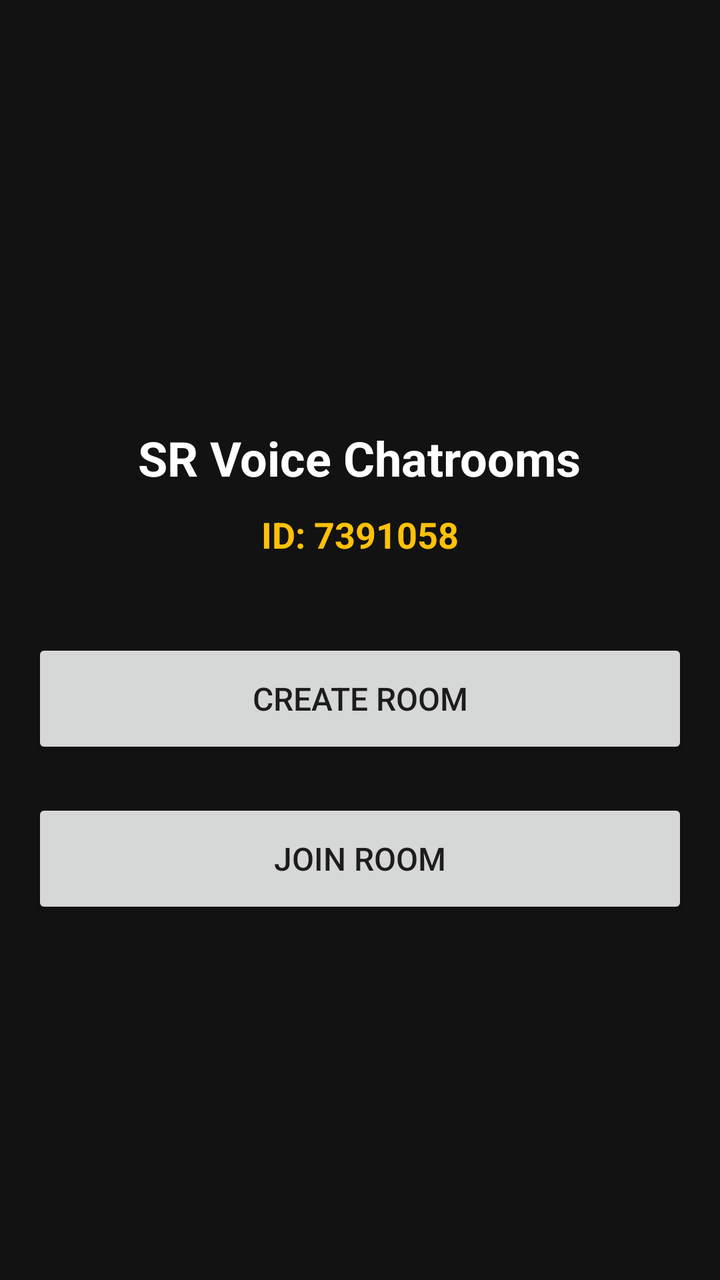
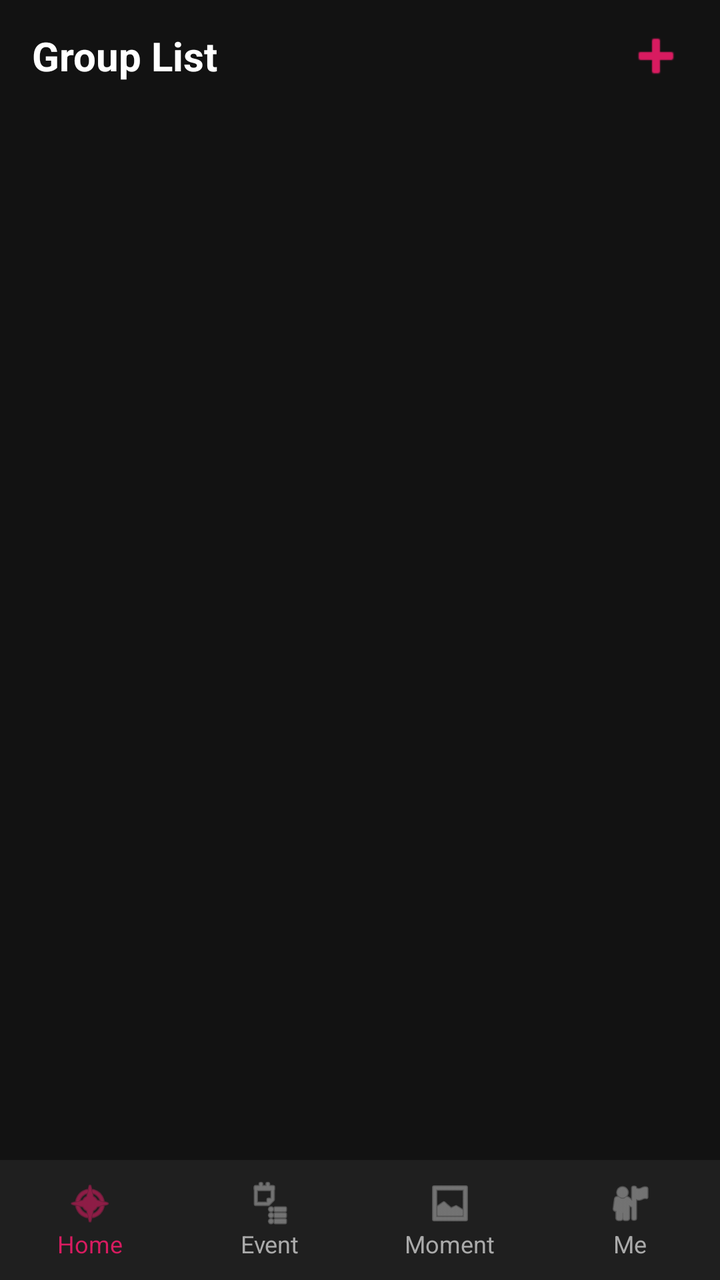

Two renders of the same Android screen: before a commit and after it. Below are the layout's source before the change and the commit's diff.
<!-- AndroidManifest.xml: application theme Theme.AppCompat.DayNight.NoActionBar -->
<!-- res/layout/activity_main.xml -->
<?xml version="1.0" encoding="utf-8"?>
<LinearLayout xmlns:android="http://schemas.android.com/apk/res/android"
    android:layout_width="match_parent"
    android:layout_height="match_parent"
    android:orientation="vertical"
    android:padding="16dp"
    android:background="#121212"
    android:gravity="center">

    <TextView
        android:layout_width="wrap_content"
        android:layout_height="wrap_content"
        android:text="SR Voice Chatrooms"
        android:textSize="24sp"
        android:textStyle="bold"
        android:textColor="#FFFFFF"
        android:layout_marginTop="32dp"
        android:layout_marginBottom="10dp" />

    <TextView
        android:id="@+id/userIdTextView"
        android:layout_width="wrap_content"
        android:layout_height="wrap_content"
        android:text="ID: 7391058"
        android:textSize="18sp"
        android:textStyle="bold"
        android:textColor="#FFC107"
        android:layout_marginBottom="40dp" />

    <Button
        android:id="@+id/createRoomButton"
        android:layout_width="match_parent"
        android:layout_height="60dp"
        android:text="CREATE ROOM"
        android:textSize="16sp"
        android:layout_marginBottom="20dp" />

    <Button
        android:id="@+id/joinRoomButton"
        android:layout_width="match_parent"
        android:layout_height="60dp"
        android:text="JOIN ROOM"
        android:textSize="16sp" />

</LinearLayout>
<!-- resources referenced by this layout -->
<resources>

</resources>

<!-- the commit's change to res/layout/activity_main.xml (unified diff, before → after) -->
@@ -1,45 +1,141 @@
 <?xml version="1.0" encoding="utf-8"?>
-<LinearLayout xmlns:android="http://schemas.android.com/apk/res/android"
+<RelativeLayout xmlns:android="http://schemas.android.com/apk/res/android"
+    xmlns:app="http://schemas.android.com/apk/res-auto"
     android:layout_width="match_parent"
     android:layout_height="match_parent"
-    android:orientation="vertical"
-    android:padding="16dp"
-    android:background="#121212"
-    android:gravity="center">
+    android:background="#121212">
 
-    <TextView
-        android:layout_width="wrap_content"
-        android:layout_height="wrap_content"
-        android:text="SR Voice Chatrooms"
-        android:textSize="24sp"
-        android:textStyle="bold"
-        android:textColor="#FFFFFF"
-        android:layout_marginTop="32dp"
-        android:layout_marginBottom="10dp" />
+    
+    <RelativeLayout
+        android:id="@+id/headerLayout"
+        android:layout_width="match_parent"
+        android:layout_height="56dp"
+        android:paddingHorizontal="16dp">
 
-    <TextView
-        android:id="@+id/userIdTextView"
-        android:layout_width="wrap_content"
-        android:layout_height="wrap_content"
-        android:text="ID: 7391058"
-        android:textSize="18sp"
-        android:textStyle="bold"
-        android:textColor="#FFC107"
-        android:layout_marginBottom="40dp" />
+        <TextView
+            android:layout_width="wrap_content"
+            android:layout_height="wrap_content"
+            android:layout_centerVertical="true"
+            android:text="Group List"
+            android:textColor="#FFFFFF"
+            android:textSize="20sp"
+            android:textStyle="bold" />
 
-    <Button
-        android:id="@+id/createRoomButton"
+        
+        <ImageView
+            android:id="@+id/btnCreateGroup"
+            android:layout_width="32dp"
+            android:layout_height="32dp"
+            android:layout_alignParentEnd="true"
+            android:layout_centerVertical="true"
+            android:background="?attr/selectableItemBackgroundBorderless"
+            android:src="@android:drawable/ic_input_add"
+            app:tint="#D81B60" />
+    </RelativeLayout>
+
+    
+    <androidx.recyclerview.widget.RecyclerView
+        android:id="@+id/recyclerViewGroups"
+        android:layout_width="match_parent"
+        android:layout_height="match_parent"
+        android:layout_above="@id/bottomNavigation"
+        android:layout_below="@id/headerLayout"
+        android:padding="8dp" />
+
+    
+    <LinearLayout
+        android:id="@+id/bottomNavigation"
         android:layout_width="match_parent"
         android:layout_height="60dp"
-        android:text="CREATE ROOM"
-        android:textSize="16sp"
-        android:layout_marginBottom="20dp" />
+        android:layout_alignParentBottom="true"
+        android:background="#1F1F1F"
+        android:orientation="horizontal"
+        android:weightSum="4">
 
-    <Button
-        android:id="@+id/joinRoomButton"
-        android:layout_width="match_parent"
-        android:layout_height="60dp"
-        android:text="JOIN ROOM"
-        android:textSize="16sp" />
+        
+        <LinearLayout
+            android:id="@+id/navHome"
+            android:layout_width="0dp"
+            android:layout_height="match_parent"
+            android:layout_weight="1"
+            android:gravity="center"
+            android:orientation="vertical">
+            <ImageView
+                android:layout_width="24dp"
+                android:layout_height="24dp"
+                android:src="@android:drawable/ic_menu_compass"
+                app:tint="#D81B60"/>
+            <TextView
+                android:layout_width="wrap_content"
+                android:layout_height="wrap_content"
+                android:text="Home"
+                android:textColor="#D81B60"
+                android:textSize="12sp" />
+        </LinearLayout>
 
-</LinearLayout>
+        
+        <LinearLayout
+            android:id="@+id/navEvent"
+            android:layout_width="0dp"
+            android:layout_height="match_parent"
+            android:layout_weight="1"
+            android:gravity="center"
+            android:orientation="vertical">
+            <ImageView
+                android:layout_width="24dp"
+                android:layout_height="24dp"
+                android:src="@android:drawable/ic_menu_agenda"
+                app:tint="#AAAAAA"/>
+            <TextView
+                android:layout_width="wrap_content"
+                android:layout_height="wrap_content"
+                android:text="Event"
+                android:textColor="#AAAAAA"
+                android:textSize="12sp" />
+        </LinearLayout>
+
+        
+        <LinearLayout
+            android:id="@+id/navMoment"
+            android:layout_width="0dp"
+            android:layout_height="match_parent"
+            android:layout_weight="1"
+            android:gravity="center"
+            android:orientation="vertical">
+            <ImageView
+                android:layout_width="24dp"
+                android:layout_height="24dp"
+                android:src="@android:drawable/ic_menu_gallery"
+                app:tint="#AAAAAA"/>
+            <TextView
+                android:layout_width="wrap_content"
+                android:layout_height="wrap_content"
+                android:text="Moment"
+                android:textColor="#AAAAAA"
+                android:textSize="12sp" />
+        </LinearLayout>
+
+        
+        <LinearLayout
+            android:id="@+id/navMe"
+            android:layout_width="0dp"
+            android:layout_height="match_parent"
+            android:layout_weight="1"
+            android:gravity="center"
+            android:orientation="vertical">
+            <ImageView
+                android:layout_width="24dp"
+                android:layout_height="24dp"
+                android:src="@android:drawable/ic_menu_myplaces"
+                app:tint="#AAAAAA"/>
+            <TextView
+                android:layout_width="wrap_content"
+                android:layout_height="wrap_content"
+                android:text="Me"
+                android:textColor="#AAAAAA"
+                android:textSize="12sp" />
+        </LinearLayout>
+
+    </LinearLayout>
+
+</RelativeLayout>
